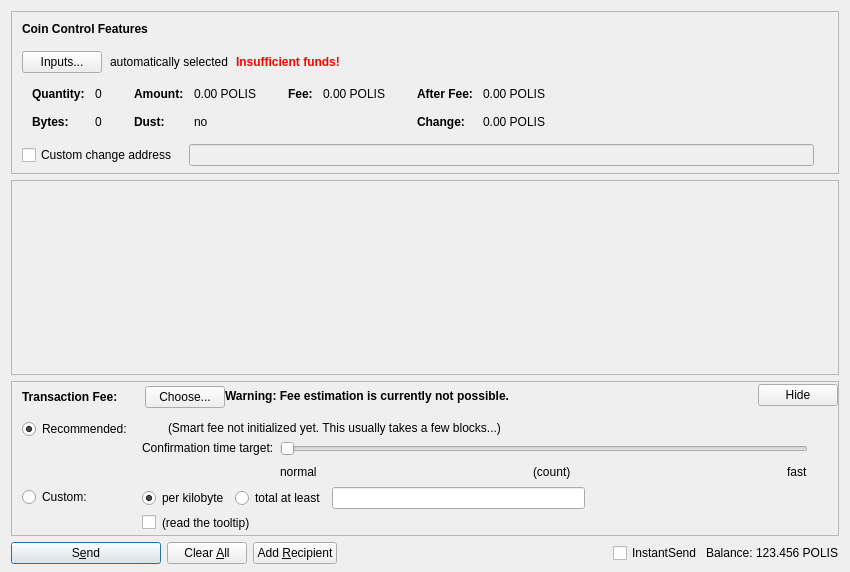
This is src/qt/forms/sendcoinsdialog.ui in Acedcoin/AceD as Qt 5 draws it before an edit. The edited form follows.
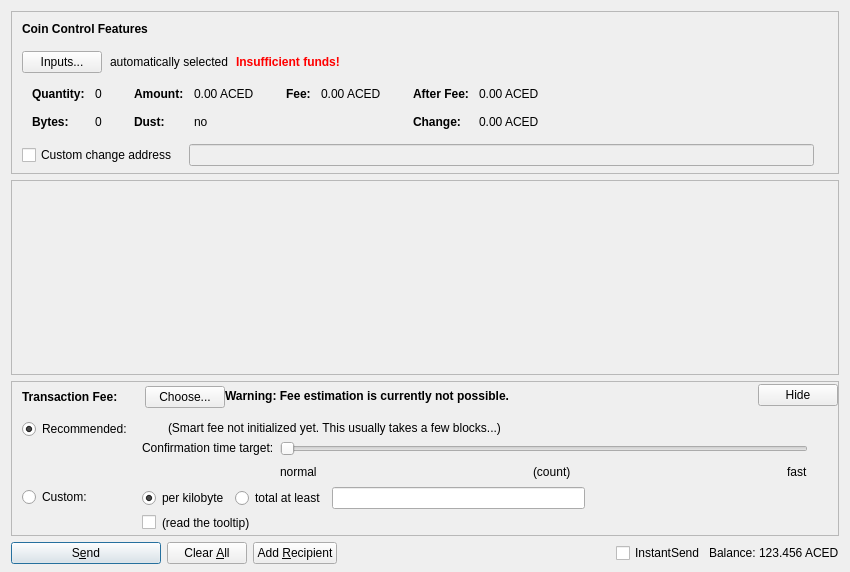
This is the edited form. Custom widgets are drawn as their Qt base class.

Diff of the .ui file:
```diff
--- a/src/qt/forms/sendcoinsdialog.ui
+++ b/src/qt/forms/sendcoinsdialog.ui
@@ -324,7 +324,7 @@
                   <enum>Qt::ActionsContextMenu</enum>
                  </property>
                  <property name="text">
-                  <string notr="true">0.00 POLIS</string>
+                  <string notr="true">0.00 ACED</string>
                  </property>
                  <property name="textInteractionFlags">
                   <set>Qt::LinksAccessibleByMouse|Qt::TextSelectableByKeyboard|Qt::TextSelectableByMouse</set>
@@ -404,7 +404,7 @@
                   <enum>Qt::ActionsContextMenu</enum>
                  </property>
                  <property name="text">
-                  <string notr="true">0.00 POLIS</string>
+                  <string notr="true">0.00 ACED</string>
                  </property>
                  <property name="textInteractionFlags">
                   <set>Qt::LinksAccessibleByMouse|Qt::TextSelectableByKeyboard|Qt::TextSelectableByMouse</set>
@@ -455,7 +455,7 @@
                   <enum>Qt::ActionsContextMenu</enum>
                  </property>
                  <property name="text">
-                  <string notr="true">0.00 POLIS</string>
+                  <string notr="true">0.00 ACED</string>
                  </property>
                  <property name="textInteractionFlags">
                   <set>Qt::LinksAccessibleByMouse|Qt::TextSelectableByKeyboard|Qt::TextSelectableByMouse</set>
@@ -484,7 +484,7 @@
                   <enum>Qt::ActionsContextMenu</enum>
                  </property>
                  <property name="text">
-                  <string notr="true">0.00 POLIS</string>
+                  <string notr="true">0.00 ACED</string>
                  </property>
                  <property name="textInteractionFlags">
                   <set>Qt::LinksAccessibleByMouse|Qt::TextSelectableByKeyboard|Qt::TextSelectableByMouse</set>
@@ -1310,7 +1310,7 @@
           <cursorShape>IBeamCursor</cursorShape>
          </property>
          <property name="text">
-          <string notr="true">123.456 POLIS</string>
+          <string notr="true">123.456 ACED</string>
          </property>
          <property name="textInteractionFlags">
           <set>Qt::LinksAccessibleByMouse|Qt::TextSelectableByKeyboard|Qt::TextSelectableByMouse</set>
```
Left out of the diff: 6 changed lines with no effect on the pictures.
